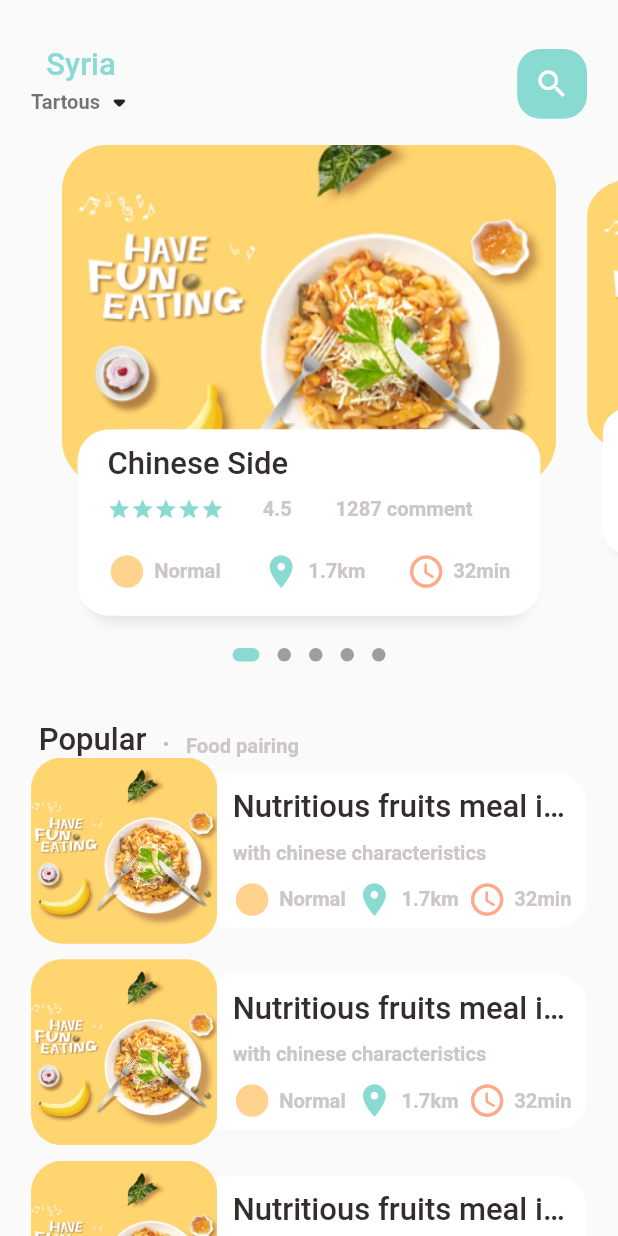
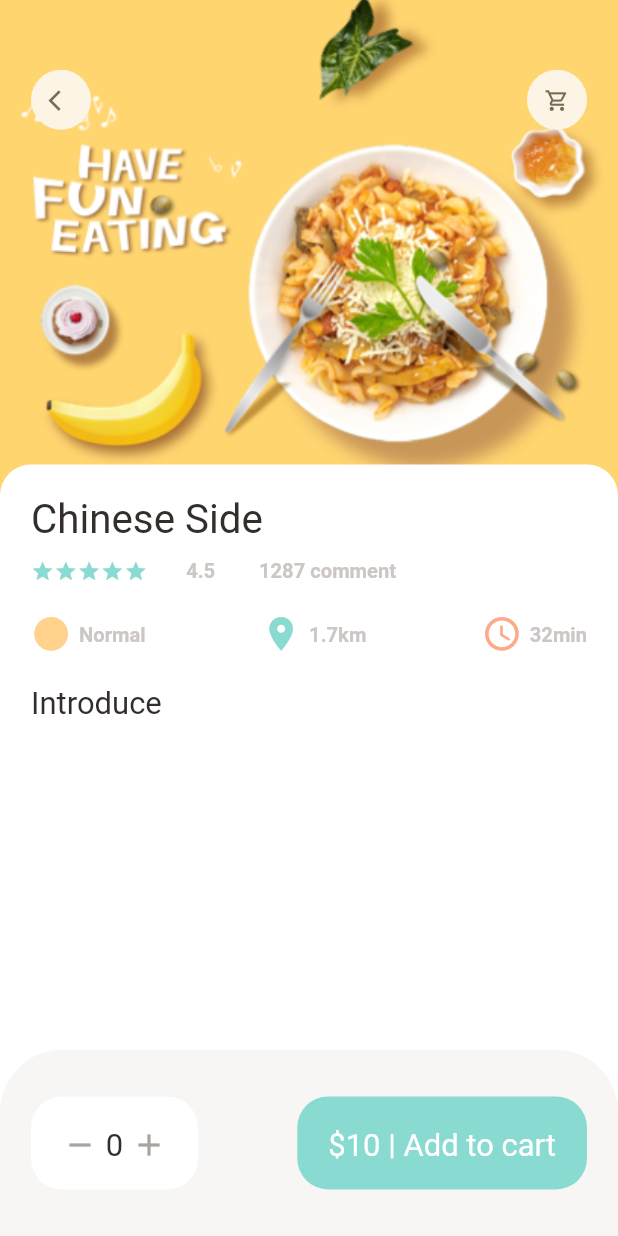
Before and after one commit to zeid-ghannam/fooody, a Flutter app: the screen it shows after launch, on a phone screen of 412 x 824 dp. Run offline on Flutter 3.47's test engine with Material 2 defaults, Android fonts, the phone set to English and light mode, and no system bars; drawn by our look-alikes of dots_indicator; our stand-ins replace get.

Commit message:
working on the second page

```diff
--- a/lib/main.dart
+++ b/lib/main.dart
@@ -1,5 +1,6 @@
 import 'package:flutter/material.dart';
-import 'package:fooody/home/main_food_page.dart';
+import 'package:fooody/pages/food/popular_food_detail.dart';
+import 'package:fooody/pages/home/main_food_page.dart';
 import 'package:get/get_navigation/src/root/get_material_app.dart';
 
 void main() {
@@ -18,7 +19,7 @@ class MyApp extends StatelessWidget {
       theme: ThemeData(
         primarySwatch: Colors.blue,
       ),
-      home: const MainFoodPage(),
+      home: const PopularFoodDetail(),
     );
   }
 }
--- /dev/null
+++ b/lib/pages/food/popular_food_detail.dart
@@ -0,0 +1,126 @@
+import 'package:flutter/cupertino.dart';
+import 'package:flutter/material.dart';
+import 'package:fooody/utils/colors.dart';
+import 'package:fooody/utils/dimensions.dart';
+import 'package:fooody/widgets/app_column.dart';
+import 'package:fooody/widgets/app_icon.dart';
+import 'package:fooody/widgets/big_text.dart';
+
+class PopularFoodDetail extends StatelessWidget {
+  const PopularFoodDetail({Key? key}) : super(key: key);
+
+  @override
+  Widget build(BuildContext context) {
+    return Scaffold(
+      backgroundColor: Colors.white,
+      body: Stack(
+        children: [
+          Positioned(
+            left: 0,
+            right: 0,
+            child: Container(
+              width: double.maxFinite,
+              height: Dimensions.popularFoodImg,
+              decoration: const BoxDecoration(
+                image: DecorationImage(
+                  fit: BoxFit.cover,
+                  image: AssetImage("assets/image/food0.png"),
+                ),
+              ),
+            ),
+          ),
+          Positioned(
+            top: Dimensions.height45,
+            left: Dimensions.width20,
+            right: Dimensions.width20,
+            child: Row(
+              mainAxisAlignment: MainAxisAlignment.spaceBetween,
+              children: [
+                AppIcon(icon: Icons.arrow_back_ios),
+                AppIcon(icon: Icons.shopping_cart_outlined),
+              ],
+            ),
+          ),
+          Positioned(
+            left: 0,
+            right: 0,
+            bottom: 0,
+            top: Dimensions.popularFoodImg - 20,
+            child: Container(
+              padding: EdgeInsets.only(
+                  left: Dimensions.width20,
+                  right: Dimensions.width20,
+                  top: Dimensions.height20),
+              decoration: BoxDecoration(
+                borderRadius: BorderRadius.only(
+                  topLeft: Radius.circular(Dimensions.radius20),
+                  topRight: Radius.circular(Dimensions.radius20),
+                ),
+                color: Colors.white,
+              ),
+              child: Column(
+                crossAxisAlignment: CrossAxisAlignment.start,
+                children: [
+                  AppColumn(
+                    text: 'Chinese Side',
+                  ),
+                  SizedBox(
+                    height: Dimensions.height20,
+                  ),
+                  BigText(
+                    text: 'Introduce',
+                  ),
+                ],
+              ),
+            ),
+          ),
+        ],
+      ),
+      bottomNavigationBar: Container(
+        height: Dimensions.bottomHeightBar,
+        padding: EdgeInsets.only(
+            top: Dimensions.height30,
+            bottom: Dimensions.height30,
+            left: Dimensions.width20,
+            right: Dimensions.width20),
+        decoration: BoxDecoration(
+          color: AppColors.buttonBackgroundColor,
+          borderRadius: BorderRadius.only(
+            topRight: Radius.circular(Dimensions.radius20*2),
+            topLeft:  Radius.circular(Dimensions.radius20*2),
+          ),
+        ),
+        child: Row(
+          mainAxisAlignment: MainAxisAlignment.spaceBetween,
+          children: [
+            Container(
+              padding: EdgeInsets.all(Dimensions.height20),
+              decoration: BoxDecoration(
+                borderRadius: BorderRadius.circular(Dimensions.radius20),
+                color: Colors.white,
+              ),
+              child: Row(
+                children: [
+                  Icon(Icons.remove,color: AppColors.signColor,),
+                  SizedBox(width: Dimensions.width10/2,),
+                  BigText(text: '0',),
+                  SizedBox(width: Dimensions.width10/2,),
+                  Icon(Icons.add,color: AppColors.signColor,)
+                ],
+              ),
+            ),
+            Container(
+              padding: EdgeInsets.all(Dimensions.height20),
+              child: BigText(text: '\$10 | Add to cart', color: Colors.white,),
+              decoration: BoxDecoration(
+                borderRadius: BorderRadius.circular(Dimensions.radius20),
+                color: AppColors.mainColor,
+
+              ),
+            ),
+          ],
+        ),
+      ),
+    );
+  }
+}
--- a/lib/home/food_page_body.dart
+++ b/lib/pages/home/food_page_body.dart
@@ -3,6 +3,7 @@ import 'package:flutter/cupertino.dart';
 import 'package:flutter/material.dart';
 import 'package:fooody/utils/colors.dart';
 import 'package:fooody/utils/dimensions.dart';
+import 'package:fooody/widgets/app_column.dart';
 import 'package:fooody/widgets/big_text.dart';
 import 'package:fooody/widgets/icon_and_text_widget.dart';
 import 'package:fooody/widgets/small_text.dart';
@@ -263,60 +264,7 @@ class _FoodPageBodyState extends State<FoodPageBody> {
               child: Padding(
                 padding: EdgeInsets.only(
                     top: Dimensions.height10, left: 15.0, right: 15.0),
-                child: Column(
-                    crossAxisAlignment: CrossAxisAlignment.start,
-                    children: [
-                      BigText(text: 'Chinese Side'),
-                      SizedBox(
-                        height: Dimensions.height10,
-                      ),
-                      Row(
-
-                        children: [
-                          Wrap(
-                            children: List.generate(
-                              5,
-                              (index) => Icon(
-                                Icons.star,
-                                color: AppColors.mainColor,
-                                size: Dimensions.height15,
-                              ),
-                            ),
-                          ),
-                          SizedBox(
-                            width: Dimensions.width25,
-                          ),
-                          SmallText(text: '4.5 '),
-                          SizedBox(
-                            width: Dimensions.width25,
-                          ),
-                          SmallText(text: '1287 comment'),
-                        ],
-                      ),
-                      SizedBox(
-                        height: Dimensions.height20,
-                      ),
-                      Row(
-                        mainAxisAlignment: MainAxisAlignment.spaceBetween,
-                        children: [
-                          IconAndTextWidget(
-                            icon: Icons.circle_sharp,
-                            iconColor: AppColors.iconColor1,
-                            text: 'Normal',
-                          ),
-                          IconAndTextWidget(
-                            icon: Icons.location_on,
-                            iconColor: AppColors.mainColor,
-                            text: '1.7km',
-                          ),
-                          IconAndTextWidget(
-                            icon: Icons.access_time_rounded,
-                            iconColor: AppColors.iconColor2,
-                            text: '32min',
-                          ),
-                        ],
-                      ),
-                    ]),
+                child: AppColumn(text: 'Chinese Side',),
               ),
             ),
           ),
--- a/lib/home/main_food_page.dart
+++ b/lib/pages/home/main_food_page.dart
@@ -44,7 +44,7 @@ class _MainFoodPageState extends State<MainFoodPage> {
                             text: 'Tartous',
                             color: Colors.black54,
                           ),
-                           Icon(Icons.arrow_drop_down_rounded,size: Dimensions.iconSize25,),
+                           Icon(Icons.arrow_drop_down_rounded,size: Dimensions.iconSize26,),
                         ],
                       ),
                     ],
--- a/lib/utils/dimensions.dart
+++ b/lib/utils/dimensions.dart
@@ -36,7 +36,7 @@ class Dimensions {
   static double font13= screenHeight/61.30;
   static double font15= screenHeight/53.1;
   static double font20= screenHeight/39.85;
-  static double font25= screenHeight/31.88;
+  static double font26= screenHeight/30.65;
 
   //radius dynamic size
   static double radius5= screenHeight/159.4;
@@ -44,7 +44,16 @@ class Dimensions {
   static double radius20= screenHeight/39.85;
   static double radius30= screenHeight/26.56;
   // Icon dynamic size
-  static double iconSize25=screenHeight/31.88;
+  static double iconSize16=screenHeight/49.8;
+  static double iconSize20=screenHeight/39.85;
+  static double iconSize26=screenHeight/30.65;
+
+  // Popular food page
+
+  static double popularFoodImg= screenHeight/2.5;
+  //bottom height
+  static double bottomHeightBar=screenHeight/6.64;
+
 
 
 }
--- /dev/null
+++ b/lib/widgets/app_column.dart
@@ -0,0 +1,71 @@
+import 'package:flutter/cupertino.dart';
+import 'package:flutter/material.dart';
+import 'package:fooody/widgets/small_text.dart';
+
+import '../utils/colors.dart';
+import '../utils/dimensions.dart';
+import 'big_text.dart';
+import 'icon_and_text_widget.dart';
+
+class AppColumn extends StatelessWidget {
+  final String text;
+  const AppColumn({Key? key,required this.text}) : super(key: key);
+
+  @override
+  Widget build(BuildContext context) {
+    return Column(
+        crossAxisAlignment: CrossAxisAlignment.start,
+        children: [
+          BigText(text: text,size: Dimensions.font26,),
+          SizedBox(
+            height: Dimensions.height10,
+          ),
+          Row(
+
+            children: [
+              Wrap(
+                children: List.generate(
+                  5,
+                      (index) => Icon(
+                    Icons.star,
+                    color: AppColors.mainColor,
+                    size: Dimensions.height15,
+                  ),
+                ),
+              ),
+              SizedBox(
+                width: Dimensions.width25,
+              ),
+              SmallText(text: '4.5 '),
+              SizedBox(
+                width: Dimensions.width25,
+              ),
+              SmallText(text: '1287 comment'),
+            ],
+          ),
+          SizedBox(
+            height: Dimensions.height20,
+          ),
+          Row(
+            mainAxisAlignment: MainAxisAlignment.spaceBetween,
+            children: [
+              IconAndTextWidget(
+                icon: Icons.circle_sharp,
+                iconColor: AppColors.iconColor1,
+                text: 'Normal',
+              ),
+              IconAndTextWidget(
+                icon: Icons.location_on,
+                iconColor: AppColors.mainColor,
+                text: '1.7km',
+              ),
+              IconAndTextWidget(
+                icon: Icons.access_time_rounded,
+                iconColor: AppColors.iconColor2,
+                text: '32min',
+              ),
+            ],
+          ),
+        ]);
+  }
+}
--- /dev/null
+++ b/lib/widgets/app_icon.dart
@@ -0,0 +1,28 @@
+ import 'package:flutter/cupertino.dart';
+import 'package:fooody/utils/dimensions.dart';
+
+class AppIcon extends StatelessWidget {
+  final IconData icon;
+  final Color iconColor;
+  final Color backgroundColor;
+  final double size;
+    AppIcon({Key? key,required this.icon,
+     this.iconColor =const Color(0xff756d54),
+     this.backgroundColor = const Color(0xFFfcf4e4),
+     this.size =40,
+   }) : super(key: key);
+
+   @override
+   Widget build(BuildContext context) {
+     return Container(
+       height: size,
+       width: size,
+       decoration: BoxDecoration(borderRadius: BorderRadius.circular(size/2),
+         color: backgroundColor,
+
+       ),
+      child:
+      Icon(icon,color: iconColor,size: Dimensions.iconSize16,),
+     );
+   }
+ }
--- a/lib/widgets/big_text.dart
+++ b/lib/widgets/big_text.dart
@@ -29,7 +29,7 @@ class BigText extends StatelessWidget {
           color: color,
           fontSize: size==0?Dimensions.font20:size,
           fontFamily: 'Roboto',
-          fontWeight: FontWeight.w500),
+          fontWeight: FontWeight.w400),
     );
   }
 }
--- a/lib/widgets/icon_and_text_widget.dart
+++ b/lib/widgets/icon_and_text_widget.dart
@@ -22,7 +22,7 @@ class IconAndTextWidget extends StatelessWidget {
         Icon(
           icon,
           color: iconColor,
-          size: Dimensions.iconSize25,
+          size: Dimensions.iconSize26,
         ),
         SizedBox(
           width: Dimensions.width5,
```
